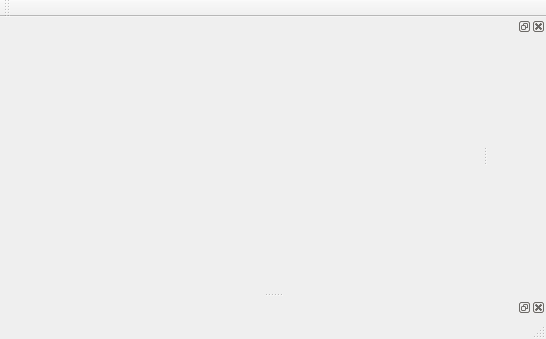
This is client-qt/RepatriatorClient/MainWindow.ui in thejoshwolfe/repatriator as Qt 5 draws it before an edit. The edited form follows.
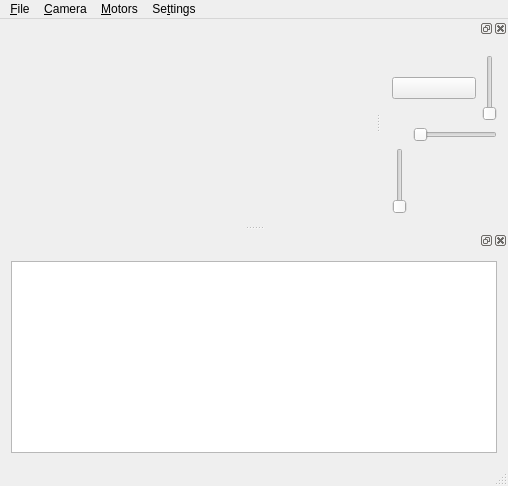
This is the edited form. Icons and pictures are not drawn. Custom widgets are drawn as their Qt base class.

What changed in the file:
```diff
--- a/client-qt/RepatriatorClient/MainWindow.ui
+++ b/client-qt/RepatriatorClient/MainWindow.ui
@@ -6,8 +6,8 @@
    <rect>
     <x>0</x>
     <y>0</y>
-    <width>546</width>
-    <height>339</height>
+    <width>508</width>
+    <height>486</height>
    </rect>
   </property>
   <property name="windowTitle">
@@ -19,34 +19,142 @@
     <rect>
      <x>0</x>
      <y>0</y>
-     <width>546</width>
+     <width>508</width>
      <height>25</height>
     </rect>
    </property>
-  </widget>
-  <widget class="QToolBar" name="mainToolBar">
-   <attribute name="toolBarArea">
-    <enum>TopToolBarArea</enum>
-   </attribute>
-   <attribute name="toolBarBreak">
-    <bool>false</bool>
-   </attribute>
+   <widget class="QMenu" name="menu_File">
+    <property name="title">
+     <string>&amp;File</string>
+    </property>
+    <addaction name="actionDownload"/>
+    <addaction name="actionDiscardSelectedFiles"/>
+    <addaction name="separator"/>
+    <addaction name="actionDownloadAllAndQuit"/>
+    <addaction name="separator"/>
+    <addaction name="actionQuit"/>
+   </widget>
+   <widget class="QMenu" name="menu_Camera">
+    <property name="title">
+     <string>&amp;Camera</string>
+    </property>
+    <addaction name="actionTakeSnapshot"/>
+   </widget>
+   <widget class="QMenu" name="menu_Motors">
+    <property name="title">
+     <string>&amp;Motors</string>
+    </property>
+    <addaction name="actionGoHome"/>
+   </widget>
+   <widget class="QMenu" name="menuSe_ttings">
+    <property name="title">
+     <string>Se&amp;ttings</string>
+    </property>
+    <addaction name="actionChangeDownloadFolder"/>
+   </widget>
+   <addaction name="menu_File"/>
+   <addaction name="menu_Camera"/>
+   <addaction name="menu_Motors"/>
+   <addaction name="menuSe_ttings"/>
   </widget>
   <widget class="QStatusBar" name="statusBar"/>
   <widget class="QDockWidget" name="dockWidget">
    <attribute name="dockWidgetArea">
     <number>2</number>
    </attribute>
-   <widget class="QWidget" name="dockWidgetContents"/>
+   <widget class="QWidget" name="dockWidgetContents">
+    <layout class="QVBoxLayout" name="verticalLayout">
+     <item>
+      <widget class="ShadowMinimap" name="shadowMinimap" native="true"/>
+     </item>
+     <item>
+      <layout class="QHBoxLayout" name="horizontalLayout">
+       <item>
+        <widget class="QPushButton" name="snapshotButton">
+         <property name="icon">
+          <iconset resource="repatriator.qrc">
+           <normaloff>:/general/resource/camera.png</normaloff>:/general/resource/camera.png</iconset>
+         </property>
+         <property name="shortcut">
+          <string>Ctrl+T</string>
+         </property>
+        </widget>
+       </item>
+       <item>
+        <widget class="ShadowSlider" name="liftSliderZ">
+         <property name="orientation">
+          <enum>Qt::Vertical</enum>
+         </property>
+        </widget>
+       </item>
+      </layout>
+     </item>
+     <item>
+      <layout class="QFormLayout" name="formLayout">
+       <item row="1" column="0">
+        <widget class="ShadowSlider" name="orbitSliderA">
+         <property name="orientation">
+          <enum>Qt::Vertical</enum>
+         </property>
+        </widget>
+       </item>
+       <item row="1" column="1">
+        <widget class="Rotate3DWidget" name="orbit3D" native="true"/>
+       </item>
+       <item row="0" column="1">
+        <widget class="ShadowSlider" name="orbitSliderB">
+         <property name="orientation">
+          <enum>Qt::Horizontal</enum>
+         </property>
+        </widget>
+       </item>
+      </layout>
+     </item>
+    </layout>
+   </widget>
   </widget>
   <widget class="QDockWidget" name="dockWidget_2">
    <attribute name="dockWidgetArea">
     <number>8</number>
    </attribute>
-   <widget class="QWidget" name="dockWidgetContents_2"/>
+   <widget class="QWidget" name="dockWidgetContents_2">
+    <layout class="QHBoxLayout" name="horizontalLayout_2">
+     <item>
+      <widget class="QListWidget" name="picturesList"/>
+     </item>
+    </layout>
+   </widget>
   </widget>
  </widget>
  <layoutdefault spacing="6" margin="11"/>
- <resources/>
+ <customwidgets>
+  <customwidget>
+   <class>ShadowSlider</class>
+   <extends>QSlider</extends>
+   <header>ShadowSlider.h</header>
+  </customwidget>
+  <customwidget>
+   <class>ShadowMinimap</class>
+   <extends>QWidget</extends>
+   <header>ShadowMinimap.h</header>
+   <container>1</container>
+  </customwidget>
+  <customwidget>
+   <class>Rotate3DWidget</class>
+   <extends>QWidget</extends>
+   <header>Rotate3DWidget.h</header>
+   <container>1</container>
+  </customwidget>
+ </customwidgets>
+ <tabstops>
+  <tabstop>snapshotButton</tabstop>
+  <tabstop>liftSliderZ</tabstop>
+  <tabstop>orbitSliderB</tabstop>
+  <tabstop>orbitSliderA</tabstop>
+  <tabstop>picturesList</tabstop>
+ </tabstops>
+ <resources>
+  <include location="repatriator.qrc"/>
+ </resources>
  <connections/>
 </ui>
```
Left out of the diff: 90 changed lines with no effect on the pictures.
